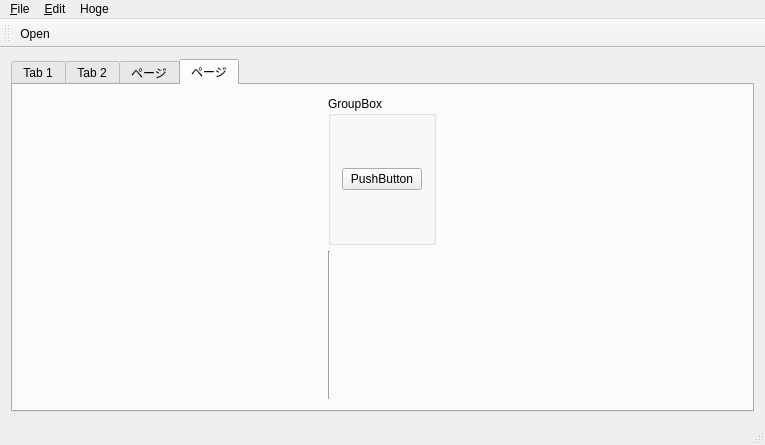
Qt form example/MainWindow.ui (soramimi/QtDarkStyle) before a commit.
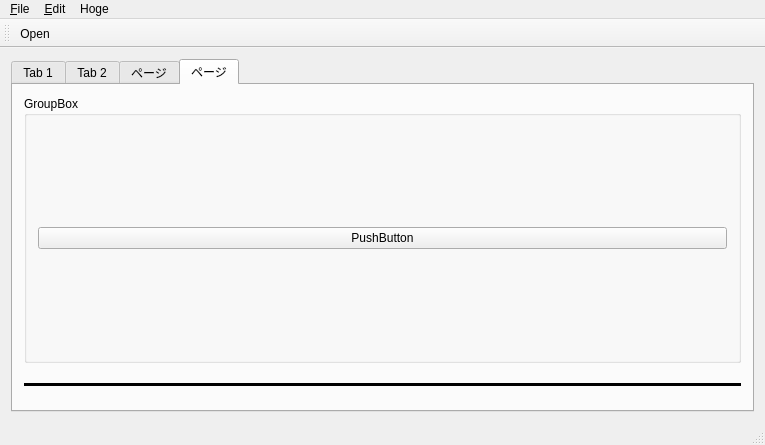
The same form after that commit.

Commit message: CE_ShapedFrameの描画修正

```diff
--- a/example/MainWindow.ui
+++ b/example/MainWindow.ui
@@ -412,8 +412,20 @@
         </item>
         <item row="1" column="0">
          <widget class="Line" name="line">
+          <property name="minimumSize">
+           <size>
+            <width>0</width>
+            <height>30</height>
+           </size>
+          </property>
+          <property name="frameShadow">
+           <enum>QFrame::Plain</enum>
+          </property>
+          <property name="lineWidth">
+           <number>3</number>
+          </property>
           <property name="orientation">
-           <enum>Qt::Vertical</enum>
+           <enum>Qt::Horizontal</enum>
           </property>
          </widget>
         </item>
```
Left out of the diff: 2 changed lines with no effect on the pictures. The commit also changes 1 other file.
